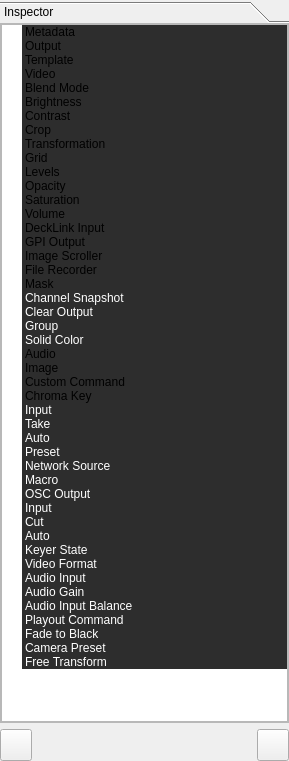
The window that src/Widgets/Inspector/InspectorWidget.ui (CasparCG/client) describes before a commit, drawn with Qt 5.
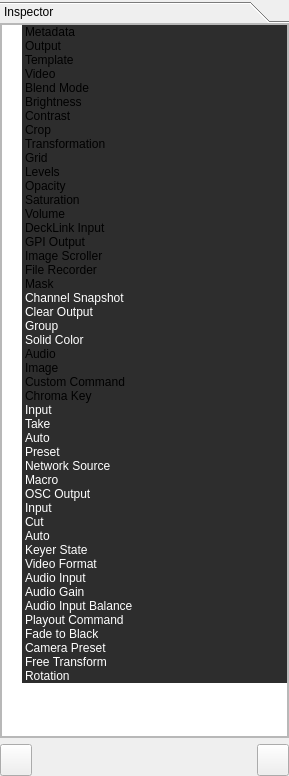
The same window after the commit.

Commit message: Added support for rotation.

The edit to the form file:
```diff
--- a/src/Widgets/Inspector/InspectorWidget.ui
+++ b/src/Widgets/Inspector/InspectorWidget.ui
@@ -7,7 +7,7 @@
     <x>0</x>
     <y>0</y>
     <width>289</width>
-    <height>761</height>
+    <height>776</height>
    </rect>
   </property>
   <property name="sizePolicy">
@@ -58,7 +58,7 @@
         <x>0</x>
         <y>0</y>
         <width>289</width>
-        <height>699</height>
+        <height>714</height>
        </rect>
       </property>
       <property name="sizePolicy">
@@ -94,7 +94,7 @@
             <x>0</x>
             <y>0</y>
             <width>285</width>
-            <height>695</height>
+            <height>710</height>
            </rect>
           </property>
           <layout class="QVBoxLayout" name="verticalLayout_3">
@@ -1187,6 +1187,29 @@
                </brush>
               </property>
              </item>
+             <item>
+              <property name="text">
+               <string>Rotation</string>
+              </property>
+              <property name="background">
+               <brush brushstyle="SolidPattern">
+                <color alpha="255">
+                 <red>45</red>
+                 <green>45</green>
+                 <blue>45</blue>
+                </color>
+               </brush>
+              </property>
+              <property name="foreground">
+               <brush brushstyle="SolidPattern">
+                <color alpha="255">
+                 <red>255</red>
+                 <green>255</green>
+                 <blue>255</blue>
+                </color>
+               </brush>
+              </property>
+             </item>
             </widget>
            </item>
           </layout>
```
Left out of the diff: 4 changed lines with no effect on the pictures. The commit also changes 26 other files.
